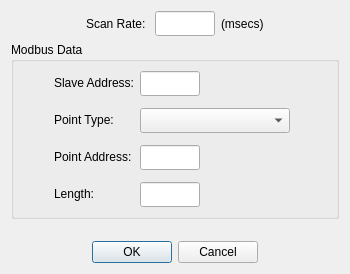
The window that modscan64/dialogdisplaydefinition.ui (sanny32/OpenModScan) describes before a commit, drawn with Qt 5.
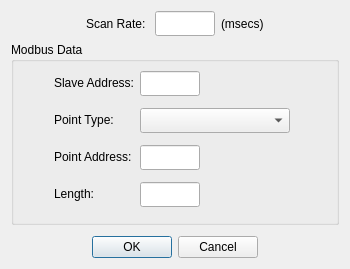
The same window after the commit. Custom widgets are drawn as their Qt base class.

Commit message: Correcting DialogDefinitions UI

```diff
--- a/modscan64/dialogdisplaydefinition.ui
+++ b/modscan64/dialogdisplaydefinition.ui
@@ -7,7 +7,7 @@
     <x>0</x>
     <y>0</y>
     <width>350</width>
-    <height>274</height>
+    <height>269</height>
    </rect>
   </property>
   <property name="windowTitle">
@@ -216,10 +216,13 @@
      <property name="orientation">
       <enum>Qt::Vertical</enum>
      </property>
+     <property name="sizeType">
+      <enum>QSizePolicy::Fixed</enum>
+     </property>
      <property name="sizeHint" stdset="0">
       <size>
        <width>20</width>
-       <height>40</height>
+       <height>5</height>
       </size>
      </property>
     </spacer>
```
